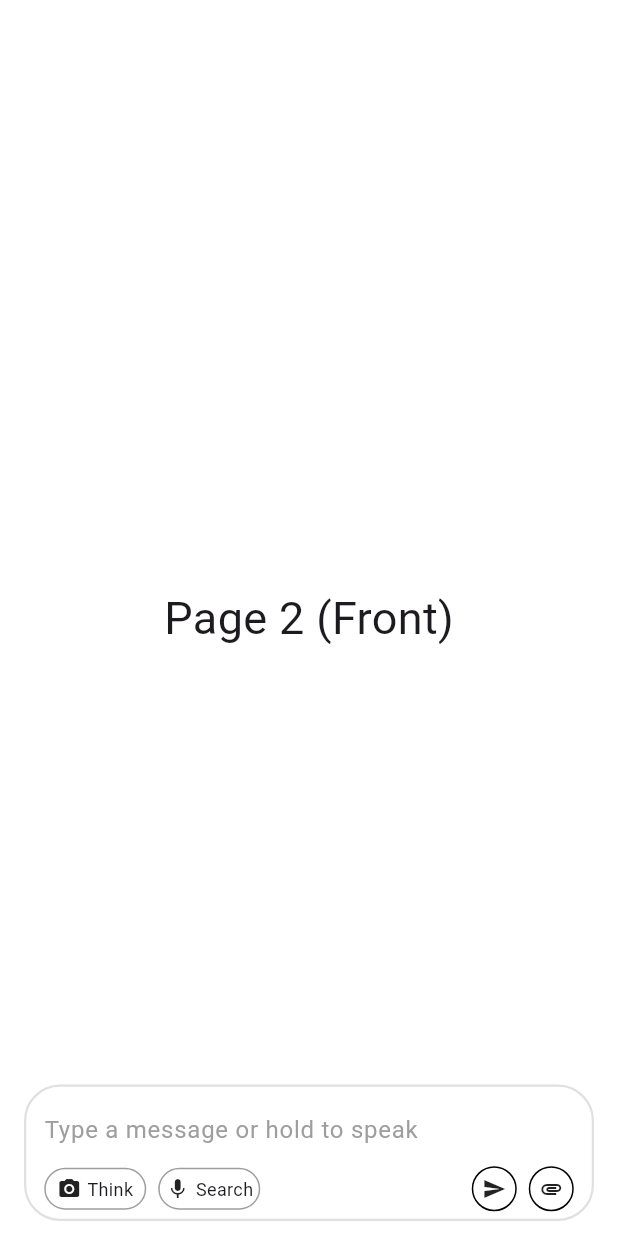
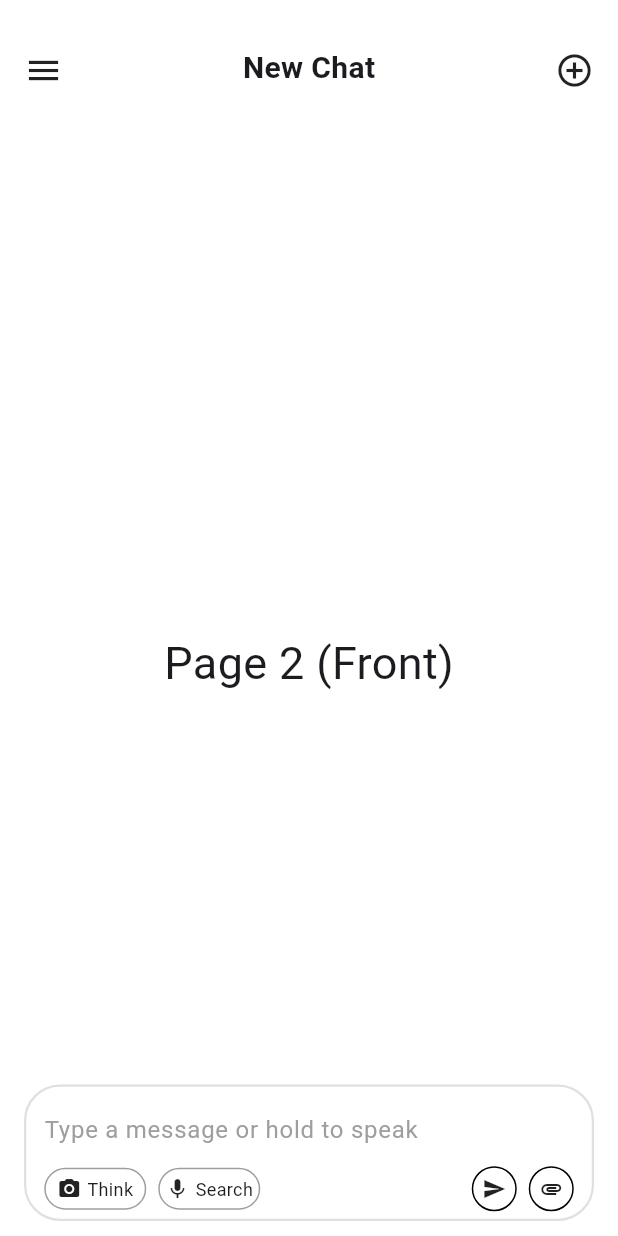
Before and after one commit to zaibappdev/deepseek_clone_app, a Flutter app: the HomeScreen screen opened by its route, on a phone screen of 412 x 824 dp. Run offline on Flutter 3.47's test engine with Material 3 defaults, Android fonts, the phone set to English and light mode, and no system bars; our stand-ins replace go_router.

Commit message:
home_screen

```diff
--- a/lib/features/home/home_screen.dart
+++ b/lib/features/home/home_screen.dart
@@ -148,19 +148,58 @@ class _HomeScreenState extends State<HomeScreen>
             builder: (context, _) {
               final drag = controller.value;
 
-              // Close keyboard if page 1 opens
               if (drag > 0) FocusScope.of(context).unfocus();
 
               return Transform.translate(
                 offset: Offset(maxSlide * drag, 0),
                 child: Stack(
                   children: [
-                    // PAGE 2 CONTENT (full height)
+                    // FULL PAGE CONTENT
                     Container(
                       width: MediaQuery.of(context).size.width,
                       height: MediaQuery.of(context).size.height,
                       color: Colors.white,
-                      child: const Center(
+                    ),
+
+                    // -------- FIXED TOP APPBAR ON PAGE 2 --------
+                    Container(
+                      height: 60,
+                      padding: const EdgeInsets.symmetric(horizontal: 16),
+                      decoration: const BoxDecoration(color: Colors.white),
+                      child: Row(
+                        mainAxisAlignment: MainAxisAlignment.spaceBetween,
+                        crossAxisAlignment: CrossAxisAlignment.end,
+                        children: [
+                          // MENU ICON → OPEN PAGE 1
+                          GestureDetector(
+                            onTap: () {
+                              controller.animateTo(
+                                1.0,
+                                curve: Curves.easeOutCubic,
+                              );
+                            },
+                            child: const Icon(Icons.menu, size: 26),
+                          ),
+
+                          // CENTER TITLE
+                          const Text(
+                            "New Chat",
+                            style: TextStyle(
+                              fontSize: 20,
+                              fontWeight: FontWeight.w600,
+                            ),
+                          ),
+
+                          // NEW CHAT (ACTION ICON)
+                          const Icon(Icons.add_circle_outline, size: 26),
+                        ],
+                      ),
+                    ),
+
+                    // -------- BODY CONTENT (USING PADDING FOR TOP APPBAR) --------
+                    Positioned.fill(
+                      top: 60,
+                      child: Center(
                         child: Text(
                           "Page 2 (Front)",
                           style: TextStyle(fontSize: 30),
@@ -168,7 +207,7 @@ class _HomeScreenState extends State<HomeScreen>
                       ),
                     ),
 
-                    // TEXT FIELD + BOTTOM ROW (fixed at bottom)
+                    // -------- TEXT FIELD + BOTTOM INPUT BAR --------
                     AnimatedPositioned(
                       duration: const Duration(milliseconds: 250),
                       curve: Curves.easeOut,
@@ -192,7 +231,6 @@ class _HomeScreenState extends State<HomeScreen>
                           child: Column(
                             mainAxisSize: MainAxisSize.min,
                             children: [
-                              // TextField
                               TextField(
                                 maxLines: 6,
                                 minLines: 1,
@@ -208,20 +246,15 @@ class _HomeScreenState extends State<HomeScreen>
                                 ),
                               ),
 
-                              // Bottom Row
                               Row(
                                 mainAxisAlignment:
                                     MainAxisAlignment.spaceBetween,
                                 children: [
-                                  // Left Side 2 Containers
                                   Row(
                                     children: [
                                       Container(
                                         height: 28,
                                         width: 68,
-                                        padding: const EdgeInsets.symmetric(
-                                          horizontal: 4,
-                                        ),
                                         decoration: BoxDecoration(
                                           color: Colors.white,
                                           borderRadius: BorderRadius.circular(
@@ -229,6 +262,7 @@ class _HomeScreenState extends State<HomeScreen>
                                           ),
                                           border: Border.all(
                                             color: Colors.grey,
+                                            width: 1,
                                           ),
                                         ),
                                         child: Row(
@@ -248,9 +282,6 @@ class _HomeScreenState extends State<HomeScreen>
                                       Container(
                                         height: 28,
                                         width: 68,
-                                        padding: const EdgeInsets.symmetric(
-                                          horizontal: 4,
-                                        ),
                                         decoration: BoxDecoration(
                                           color: Colors.white,
                                           borderRadius: BorderRadius.circular(
@@ -258,6 +289,7 @@ class _HomeScreenState extends State<HomeScreen>
                                           ),
                                           border: Border.all(
                                             color: Colors.grey,
+                                            width: 1,
                                           ),
                                         ),
                                         child: Row(
@@ -276,7 +308,6 @@ class _HomeScreenState extends State<HomeScreen>
                                     ],
                                   ),
 
-                                  // Right Side 2 Circular Icons
                                   Row(
                                     children: [
                                       Container(
@@ -315,7 +346,7 @@ class _HomeScreenState extends State<HomeScreen>
                       ),
                     ),
 
-                    // SHADOW + TAP-TO-CLOSE (ENABLED ONLY WHEN DRAG > 0)
+                    // SHADOW WHEN PAGE 1 OPEN
                     if (drag > 0)
                       GestureDetector(
                         behavior: HitTestBehavior.translucent,
```
